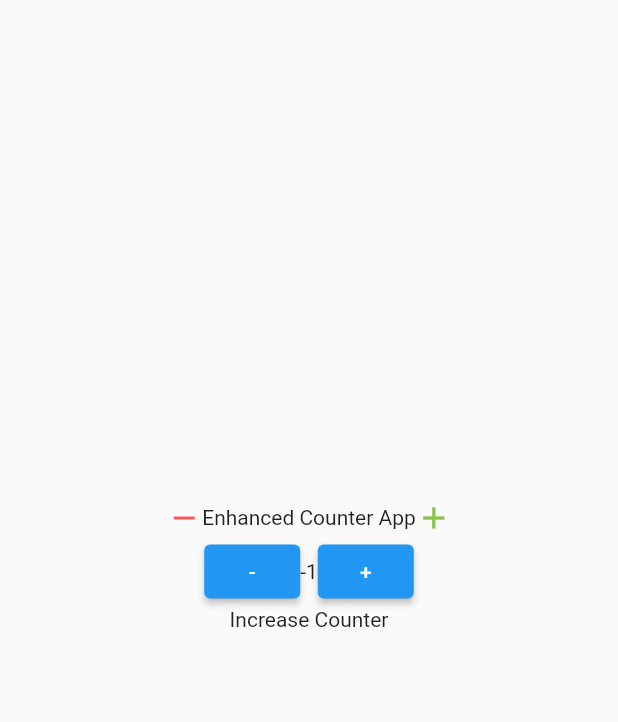
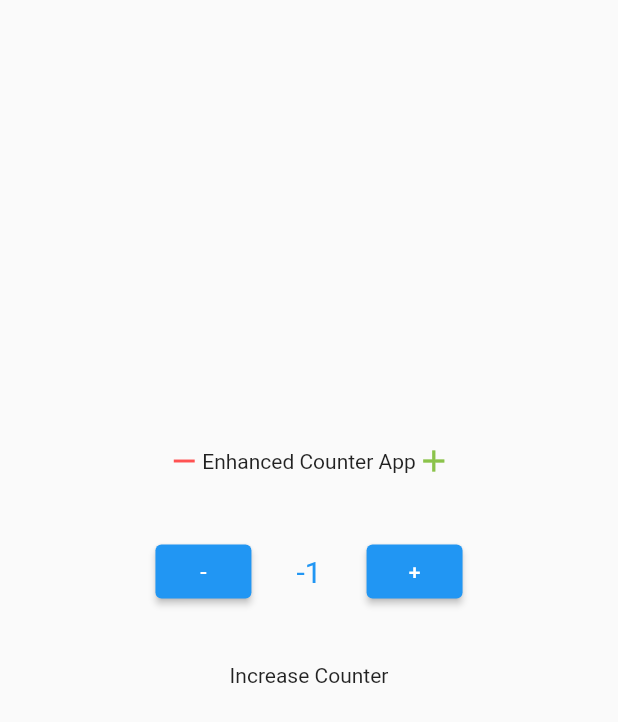
Before and after one commit to joaoluizSK/enhanced_counter_app, a Flutter app: the screen it shows after launch, after a tap on an icon or button, on a phone screen of 412 x 824 dp. Shown: the top 722 px of the screen. Run offline on Flutter 3.47's test engine with Material 2 defaults, Android fonts, the light colour scheme and no system bars.

Commit message:
Make everything constant.

```diff
--- a/lib/counter_app/counter_app_body.dart
+++ b/lib/counter_app/counter_app_body.dart
@@ -1,4 +1,7 @@
+import 'package:enhanced_counter_app/counter_app/model/counter.dart';
 import 'package:enhanced_counter_app/counter_app/widgets/app_title.dart';
+import 'package:enhanced_counter_app/counter_app/widgets/counter_buttons.dart';
+import 'package:enhanced_counter_app/counter_app/widgets/counter_inherited_widget.dart';
 import 'package:enhanced_counter_app/counter_app/widgets/history.dart';
 import 'package:flutter/material.dart';
 
@@ -11,48 +14,20 @@ class CounterAppBody extends StatefulWidget {
 }
 
 class _CounterAppBodyState extends State<CounterAppBody> {
-  int counter = 0;
-  List<int> increaseHistory = [];
-
-  void increase() {
-    setState(() {
-      counter++;
-      increaseHistory = List<int>.from(increaseHistory)..add(counter);
-    });
-  }
-
-  void decrease() {
-    setState(() {
-      counter--;
-    });
-  }
-
   @override
   Widget build(BuildContext context) {
-    return Scaffold(
-      body: Center(
-        child: Column(
-          mainAxisSize: MainAxisSize.min,
-          children: [
-            const AppTitle(),
-            Row(
-              mainAxisSize: MainAxisSize.min,
-              children: [
-                ElevatedButton(
-                  onPressed: decrease,
-                  child: const Text('-'),
-                ),
-                Text('$counter'),
-                ElevatedButton(
-                  onPressed: increase,
-                  child: const Text('+'),
-                ),
-              ],
-            ),
-            HistoryWidget(
-              increaseHistory: increaseHistory,
-            ),
-          ],
+    return CounterState(
+      model: Counter(),
+      child: Scaffold(
+        body: Center(
+          child: Column(
+            mainAxisSize: MainAxisSize.min,
+            children: const [
+              AppTitle(),
+              CounterButtons(),
+              HistoryWidget(),
+            ],
+          ),
         ),
       ),
     );
--- /dev/null
+++ b/lib/counter_app/model/counter.dart
@@ -0,0 +1,29 @@
+import 'dart:collection';
+
+import 'package:flutter/material.dart';
+
+class Counter with ChangeNotifier {
+  int _counter;
+  List<int> _history;
+
+  Counter()
+      : _counter = 0,
+        _history = [];
+
+  int get counter => _counter;
+
+  List<int> get history => UnmodifiableListView<int>(_history);
+
+  void increase() {
+    _counter++;
+    _history.add(_counter);
+
+    notifyListeners();
+  }
+
+  void decrease() {
+    _counter--;
+
+    notifyListeners();
+  }
+}
--- /dev/null
+++ b/lib/counter_app/widgets/counter_buttons.dart
@@ -0,0 +1,50 @@
+import 'package:enhanced_counter_app/counter_app/widgets/counter_inherited_widget.dart';
+import 'package:flutter/material.dart';
+
+/// This widget contains the buttons to increase and decrease the button at
+/// the center.
+class CounterButtons extends StatelessWidget {
+  /// Creates a [CounterButtons] widget.
+  const CounterButtons({
+    Key? key,
+  }) : super(key: key);
+
+  @override
+  Widget build(BuildContext context) {
+    final counterReference = CounterState.of(context).model;
+
+    return Row(
+      mainAxisSize: MainAxisSize.min,
+      children: [
+        ElevatedButton(
+          key: const Key('ElevatedButton-Decrease'),
+          onPressed: counterReference.decrease,
+          child: const Text('-'),
+        ),
+        Padding(
+          padding: const EdgeInsets.symmetric(
+            horizontal: 30,
+            vertical: 50,
+          ),
+          child: AnimatedBuilder(
+            animation: counterReference,
+            builder: (context, _) {
+              return Text(
+                '${counterReference.counter}',
+                style: const TextStyle(
+                  fontSize: 20,
+                  color: Colors.blue,
+                ),
+              );
+            },
+          ),
+        ),
+        ElevatedButton(
+          key: const Key('ElevatedButton-Increase'),
+          onPressed: counterReference.increase,
+          child: const Text('+'),
+        ),
+      ],
+    );
+  }
+}
--- /dev/null
+++ b/lib/counter_app/widgets/counter_inherited_widget.dart
@@ -0,0 +1,25 @@
+import 'package:enhanced_counter_app/counter_app/model/counter.dart';
+import 'package:flutter/material.dart';
+
+class CounterState extends InheritedWidget {
+  final Counter model;
+
+  const CounterState({
+    Key? key,
+    required Widget child,
+    required this.model,
+  }) : super(
+          key: key,
+          child: child,
+        );
+
+  static CounterState of(BuildContext context) {
+    return context.dependOnInheritedWidgetOfExactType<CounterState>()!;
+  }
+
+  @override
+  bool updateShouldNotify(covariant CounterState oldWidget) {
+    return model.counter != oldWidget.model.counter ||
+        model.history.length != oldWidget.model.history.length;
+  }
+}
--- a/lib/counter_app/widgets/history.dart
+++ b/lib/counter_app/widgets/history.dart
@@ -1,11 +1,9 @@
+import 'package:enhanced_counter_app/counter_app/widgets/counter_inherited_widget.dart';
 import 'package:flutter/material.dart';
 
 class HistoryWidget extends StatefulWidget {
-  final List<int> increaseHistory;
-
   const HistoryWidget({
     super.key,
-    required this.increaseHistory,
   });
 
   @override
@@ -13,36 +11,19 @@ class HistoryWidget extends StatefulWidget {
 }
 
 class _HistoryWidget extends State<HistoryWidget> {
-  late ListView list = buildList();
-
-  ListView buildList() {
-    return ListView.separated(
-      scrollDirection: Axis.horizontal,
-      itemCount: widget.increaseHistory.length,
-      itemBuilder: (_, index) {
-        return Text(
-          '${widget.increaseHistory[index]}',
-        );
-      },
-      separatorBuilder: (_, __) {
-        return const SizedBox(
-          width: 10,
-        );
-      },
-    );
-  }
+  final controller = ScrollController();
 
   @override
-  void didUpdateWidget(covariant HistoryWidget oldWidget) {
-    super.didUpdateWidget(oldWidget);
+  void dispose() {
+    controller.dispose();
 
-    if (widget.increaseHistory.length != oldWidget.increaseHistory.length) {
-      list = buildList();
-    }
+    super.dispose();
   }
 
   @override
   Widget build(BuildContext context) {
+    final counterState = CounterState.of(context).model;
+
     return Column(
       mainAxisSize: MainAxisSize.min,
       children: [
@@ -55,8 +36,44 @@ class _HistoryWidget extends State<HistoryWidget> {
             ),
             child: SizedBox(
               height: 40,
-              width: 40,
-              child: list,
+              child: AnimatedBuilder(
+                animation: counterState,
+                builder: (context, _) {
+                  if (counterState.history.isNotEmpty) {
+                    // Moving the scroll controller to the end
+                    controller.animateTo(
+                      controller.position.maxScrollExtent + 50 + 10,
+                      duration: const Duration(milliseconds: 300),
+                      curve: Curves.ease,
+                    );
+                  }
+
+                  return ListView.separated(
+                    key: const Key('HistoryWidget-ListView'),
+                    controller: controller,
+                    scrollDirection: Axis.horizontal,
+                    itemCount: counterState.history.length,
+                    itemBuilder: (_, index) {
+                      return Card(
+                        elevation: 4,
+                        shadowColor: Colors.blueAccent,
+                        child: SizedBox(
+                          width: 40,
+                          height: 40,
+                          child: Center(
+                            child: Text('${counterState.history[index]}'),
+                          ),
+                        ),
+                      );
+                    },
+                    separatorBuilder: (_, __) {
+                      return const SizedBox(
+                        width: 10,
+                      );
+                    },
+                  );
+                },
+              ),
             ),
           ),
         ),
```
